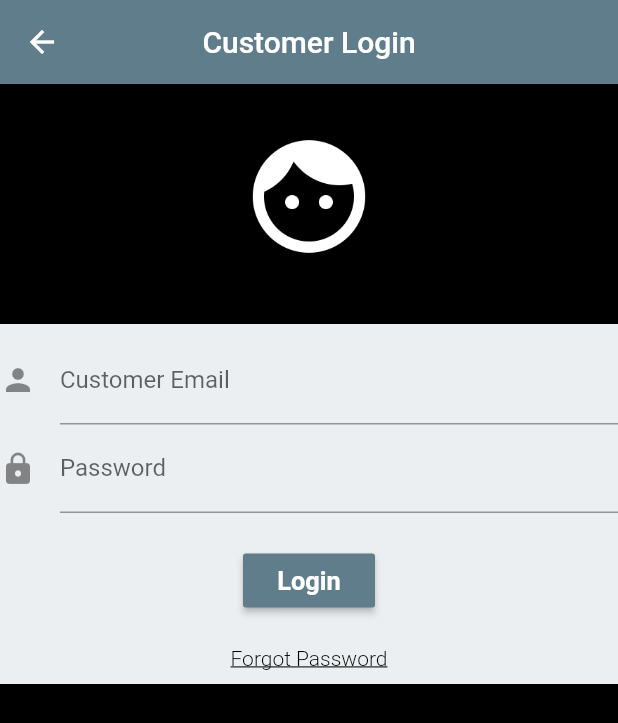
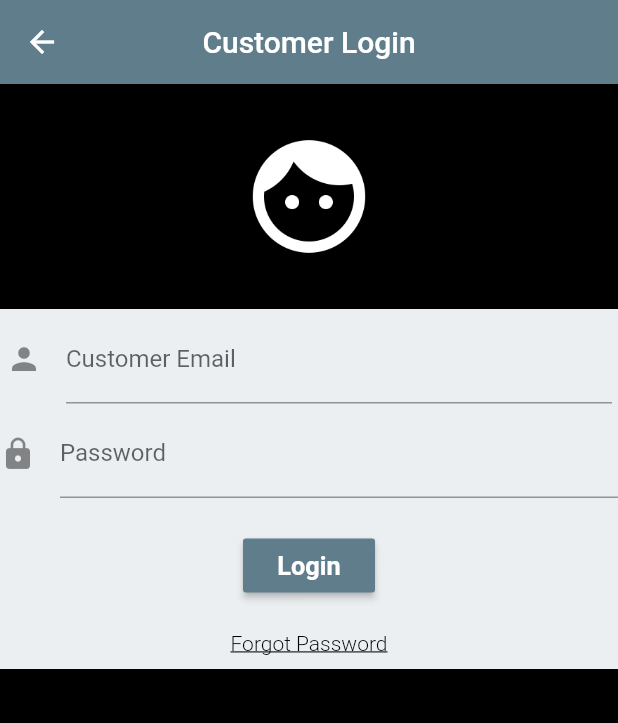
Before and after one commit to garaujo23/supply-app, a Flutter app: the screen it shows after launch, after a tap on "CUSTOMER", on a phone screen of 412 x 824 dp. Shown: the top 723 px of the screen. Run offline on Flutter 3.47's test engine with Material 2 defaults, Android fonts, the phone set to English and light mode, and no system bars; our stand-ins replace firebase_auth, firebase_database, location; missing offline and left inert: map_view; accounts and stored records are empty; statements that could not run were skipped.

Commit message:
UI fixes
Changed text paddings, font style, map layout

```diff
--- a/flutter_app/lib/main.dart
+++ b/flutter_app/lib/main.dart
@@ -8,6 +8,7 @@ import './ui/supplier_home_screen.dart';
 import './ui/add_customer.dart';
 import 'package:firebase_auth/firebase_auth.dart';
 import 'package:firebase_database/firebase_database.dart';
+import 'package:flutter/rendering.dart.';
 
 FirebaseUser currentUser;
 
@@ -17,11 +18,12 @@ void main() {
 
   MapView.setApiKey(API_KEY);
   //Use for debugging UI
-  // debugPaintSizeEnabled = true;
+  //debugPaintSizeEnabled = true;
   // debugPaintBaselinesEnabled = true;
   // debugPaintPointersEnabled = true;
   //MapView.setApiKey(API_KEY);
   runApp(new MaterialApp(
+    debugShowCheckedModeBanner: false,
     //UI Settings for whole app
     theme: ThemeData(
         brightness: Brightness.light,
--- a/flutter_app/lib/ui/home.dart
+++ b/flutter_app/lib/ui/home.dart
@@ -19,18 +19,18 @@ class Home extends StatelessWidget {
         child: new ListView(
           padding: const EdgeInsets.all(7.0),
           children: <Widget>[
-            new Padding(padding: const EdgeInsets.all(15.0)),
+            new Padding(padding: const EdgeInsets.all(15.0),child:
             new Image.asset(
               "images/758.png",
               height: 133.0,
               width: 200.0,
               color: Colors.white,
-            ),
+            ),),
             new Container(
               child: new Column(
                // crossAxisAlignment: CrossAxisAlignment.stretch,
                 children: <Widget>[
-                  new Padding(padding: const EdgeInsets.all(30.0)),
+                  new Padding(padding: const EdgeInsets.all(30.0),child:
                   new Text(
                     "LOGIN",
                     style: new TextStyle(
@@ -40,8 +40,8 @@ class Home extends StatelessWidget {
                       fontStyle: FontStyle.normal,
                     ),
                     textAlign: TextAlign.center,
-                  ),
-                  new Padding(padding: const EdgeInsets.all(14.0)),
+                  ),),
+                  new Padding(padding: const EdgeInsets.all(14.0),child:
                   new InkWell(
                     onTap: () {
                       userType = "Customer";
@@ -66,8 +66,8 @@ class Home extends StatelessWidget {
                         ),
                       ),
                     ),
-                  ),
-                  new Padding(padding: const EdgeInsets.all(14.0)),
+                  ),),
+                  new Padding(padding: const EdgeInsets.all(14.0),child:
                   new Row(
                     mainAxisAlignment: MainAxisAlignment.center,
                     children: <Widget>[
@@ -79,7 +79,7 @@ class Home extends StatelessWidget {
                           color: Colors.white,
                         ),
                       ),
-                      new Padding(padding: const EdgeInsets.all(5.0)),
+                      new Padding(padding: const EdgeInsets.all(5.0),child:
                       new Text(
                         "OR",
                         style: new TextStyle(
@@ -88,8 +88,7 @@ class Home extends StatelessWidget {
                           color: Colors.white,
                           fontStyle: FontStyle.normal,
                         ),
-                      ),
-                      new Padding(padding: const EdgeInsets.all(5.0)),
+                      ),),
                       new Text(
                         "--------------------------------",
                         style: new TextStyle(
@@ -99,8 +98,8 @@ class Home extends StatelessWidget {
                         ),
                       ),
                     ],
-                  ),
-                  new Padding(padding: const EdgeInsets.all(14.0)),
+                  ),),
+                  new Padding(padding: const EdgeInsets.all(14.0),child:
                   new InkWell(
                     onTap: () {
                       userType = "Supplier";
@@ -125,8 +124,8 @@ class Home extends StatelessWidget {
                         ),
                       ),
                     ),
-                  ),
-                  new Padding(padding: const EdgeInsets.all(20.0)),
+                  ),),
+                  new Padding(padding: const EdgeInsets.only(top: 100.0),child:
                   new FlatButton(
                     color: Colors.white,
                     onPressed: () {
@@ -142,7 +141,7 @@ class Home extends StatelessWidget {
                         fontWeight: FontWeight.w600,
                       ),
                     ),
-                  ),
+                  ),),
                 ],
               ),
             ),
--- a/flutter_app/lib/ui/login_screen.dart
+++ b/flutter_app/lib/ui/login_screen.dart
@@ -1,6 +1,7 @@
 import 'package:firebase_auth/firebase_auth.dart';
 import 'package:firebase_database/firebase_database.dart';
 import 'package:flutter/material.dart';
+import 'package:flutter/services.dart';
 
 import '../model/user.dart';
 
@@ -8,13 +9,15 @@ final FirebaseAuth _auth = FirebaseAuth.instance;
 
 String userUid;
 Map<dynamic, dynamic> data;
+
 class LoginScreen extends StatefulWidget {
   final type;
 
   LoginScreen({this.type});
 
   final GlobalKey<ScaffoldState> _scaffoldKey = new GlobalKey<ScaffoldState>();
-  final snackBar = new SnackBar(content: Text("Signing in!"));
+  final snackBar =
+      new SnackBar(content: Text("Signing in!", textAlign: TextAlign.center));
 
   @override
   _LoginScreenState createState() => _LoginScreenState();
@@ -26,7 +29,7 @@ class _LoginScreenState extends State<LoginScreen> {
   final FirebaseDatabase database = FirebaseDatabase.instance;
 
   final GlobalKey<ScaffoldState> _scaffoldKey = new GlobalKey<ScaffoldState>();
-  final snackBar = new SnackBar(content: Text("Signing in!"));
+  final snackBar = new SnackBar(content: Text("Signing in!", textAlign: TextAlign.center));
 
   final TextEditingController _nameController = new TextEditingController();
   final TextEditingController _passwordController = new TextEditingController();
@@ -51,7 +54,9 @@ class _LoginScreenState extends State<LoginScreen> {
         alignment: Alignment.topCenter,
         child: new ListView(
           children: <Widget>[
-            new Padding(padding: const EdgeInsets.all(15.0)),
+            new Padding(
+              padding: const EdgeInsets.all(30.0),
+              child:
                   //image/profile
                   new Image.asset(
                 'images/face.png',
@@ -59,21 +64,24 @@ class _LoginScreenState extends State<LoginScreen> {
                 height: 90.0,
                 color: Colors.white,
               ),
+            ),
             //Form
-            new Padding(padding: const EdgeInsets.all(20.0)),
+            //new Padding(padding: const EdgeInsets.all(20.0)),
             new Container(
               height: 240.0,
               width: 380.0,
               color: Colors.blueGrey.shade50,
               child: new ListView(
                 children: <Widget>[
-                  new Padding(padding: const EdgeInsets.all(4.0)),
-                  new TextField(
+                  new Padding(
+                    padding: const EdgeInsets.all(4.0),
+                    child: new TextField(
                       keyboardType: TextInputType.emailAddress,
                       controller: _nameController,
                       decoration: new InputDecoration(
                           labelText: "${widget.type.toString()} Email",
                           icon: new Icon(Icons.person)),
+                    ),
                   ),
                   new TextField(
                     controller: _passwordController,
@@ -97,6 +105,7 @@ class _LoginScreenState extends State<LoginScreen> {
 //                            onPressed: () => debugPrint ("Login Pressed"),
                             onPressed: () {
                               _scaffoldKey.currentState.showSnackBar(snackBar);
+                              SystemChannels.textInput.invokeMethod('TextInput.hide');
                               _logInUser();
                             },
                             color: Colors.blueGrey,
@@ -129,8 +138,9 @@ class _LoginScreenState extends State<LoginScreen> {
                       ],
                     ),
                   ),
-                  new Padding(padding: new EdgeInsets.all(10.0)),
-                  new InkWell(
+                  new Padding(
+                    padding: new EdgeInsets.all(20.0),
+                    child: new InkWell(
                       onTap: () {
                         _passwordReset();
                       },
@@ -142,6 +152,7 @@ class _LoginScreenState extends State<LoginScreen> {
                           fontSize: 14.0,
                           fontWeight: FontWeight.w300,
                           decoration: TextDecoration.underline,
+                        ),
                       ),
                     ),
                   ),
```
Also changed, not shown: flutter_app/lib/ui/customer_home_screen.dart (+11 -2 lines), flutter_app/lib/ui/customer_map.dart (+27 -21 lines). Lines whose indentation alone changed are shown as unchanged.
